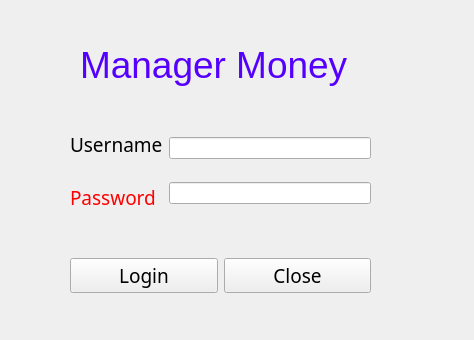
First picture: the form in money_manager/resources/frmLogin.ui, repository anasemadanas/Expense_Track, before the edit.
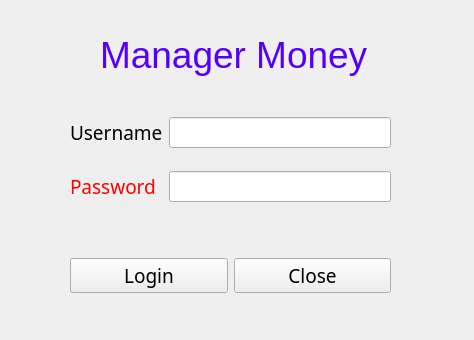
Second picture: the form after the edit.

```diff
--- a/money_manager/resources/frmLogin.ui
+++ b/money_manager/resources/frmLogin.ui
@@ -22,8 +22,8 @@
    </property>
    <property name="geometry">
     <rect>
-     <x>80</x>
-     <y>40</y>
+     <x>100</x>
+     <y>30</y>
      <width>269</width>
      <height>49</height>
     </rect>
@@ -44,12 +44,12 @@
     <string>Manager Money</string>
    </property>
   </widget>
-  <widget class="QWidget" name="">
+  <widget class="QWidget" name="layoutWidget">
    <property name="geometry">
     <rect>
      <x>70</x>
      <y>240</y>
-     <width>301</width>
+     <width>321</width>
      <height>71</height>
     </rect>
    </property>
@@ -82,19 +82,17 @@
     </item>
    </layout>
   </widget>
-  <widget class="QWidget" name="">
+  <widget class="QWidget" name="layoutWidget">
    <property name="geometry">
     <rect>
      <x>70</x>
-     <y>120</y>
-     <width>301</width>
-     <height>101</height>
+     <y>100</y>
+     <width>321</width>
+     <height>121</height>
     </rect>
    </property>
-   <layout class="QHBoxLayout" name="hlInput">
-    <item>
-     <layout class="QVBoxLayout" name="vlUsername">
-      <item>
+   <layout class="QGridLayout" name="gridLayoutInput">
+    <item row="0" column="0">
        <widget class="QLabel" name="lblUsername">
         <property name="enabled">
          <bool>true</bool>
@@ -110,7 +108,19 @@
         </property>
        </widget>
       </item>
-      <item>
+    <item row="0" column="1">
+     <widget class="QLineEdit" name="lneUsername">
+      <property name="font">
+       <font>
+        <pointsize>14</pointsize>
+       </font>
+      </property>
+      <property name="maxLength">
+       <number>20</number>
+      </property>
+     </widget>
+    </item>
+    <item row="1" column="0">
        <widget class="QLabel" name="lblPassword">
         <property name="font">
          <font>
@@ -126,21 +136,20 @@
         </property>
        </widget>
       </item>
-     </layout>
-    </item>
-    <item>
-     <layout class="QVBoxLayout" name="verticalLayout_2">
-      <item>
-       <widget class="QLineEdit" name="lneUsername"/>
-      </item>
-      <item>
+    <item row="1" column="1">
        <widget class="QLineEdit" name="lnePassword">
+      <property name="font">
+       <font>
+        <pointsize>14</pointsize>
+       </font>
+      </property>
+      <property name="maxLength">
+       <number>50</number>
+      </property>
         <property name="echoMode">
          <enum>QLineEdit::EchoMode::Password</enum>
         </property>
        </widget>
-      </item>
-     </layout>
     </item>
    </layout>
   </widget>
```
Lines whose indentation alone changed are shown as unchanged.
